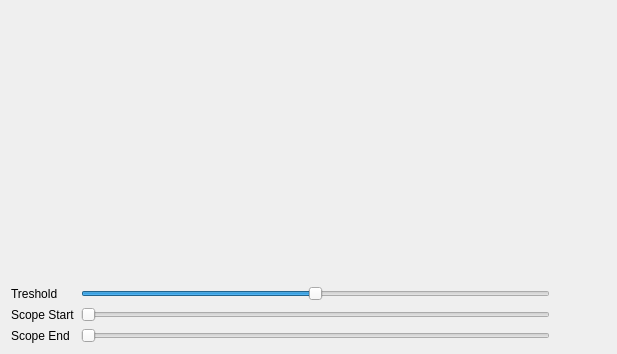
First picture: the form in cbr/msa/visual/ScoreWithScope.ui, repository TUM-CBR/pymol-plugins, before the edit.
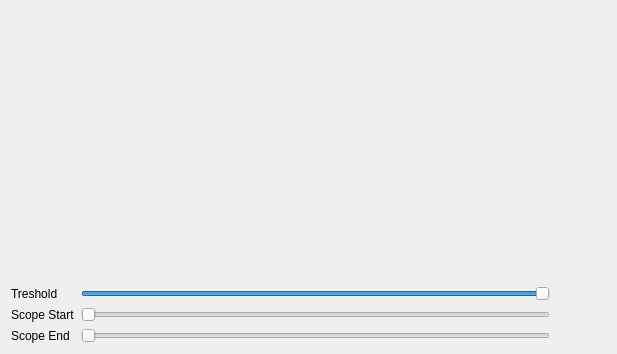
Second picture: the form after the edit.

Diff of the .ui file:
```diff
--- a/cbr/msa/visual/ScoreWithScope.ui
+++ b/cbr/msa/visual/ScoreWithScope.ui
@@ -20,7 +20,7 @@
       <number>100</number>
      </property>
      <property name="value">
-      <number>50</number>
+      <number>100</number>
      </property>
      <property name="orientation">
       <enum>Qt::Horizontal</enum>
```
